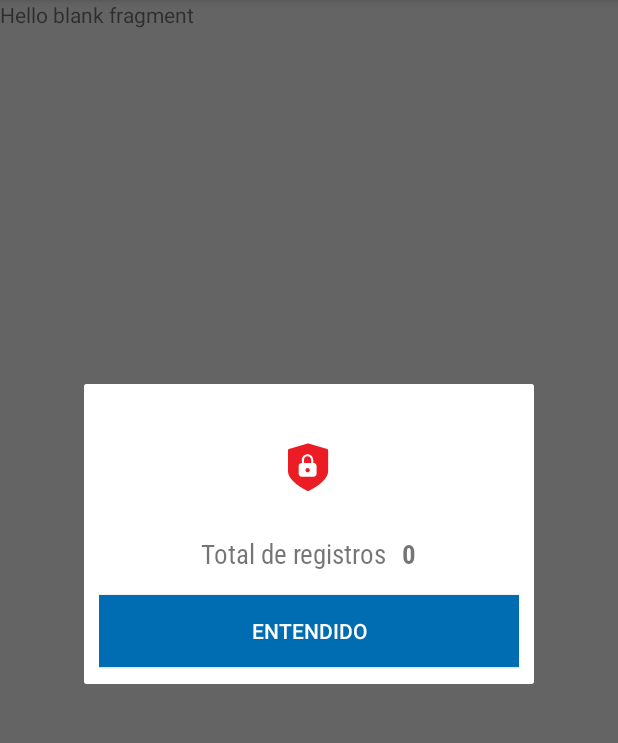
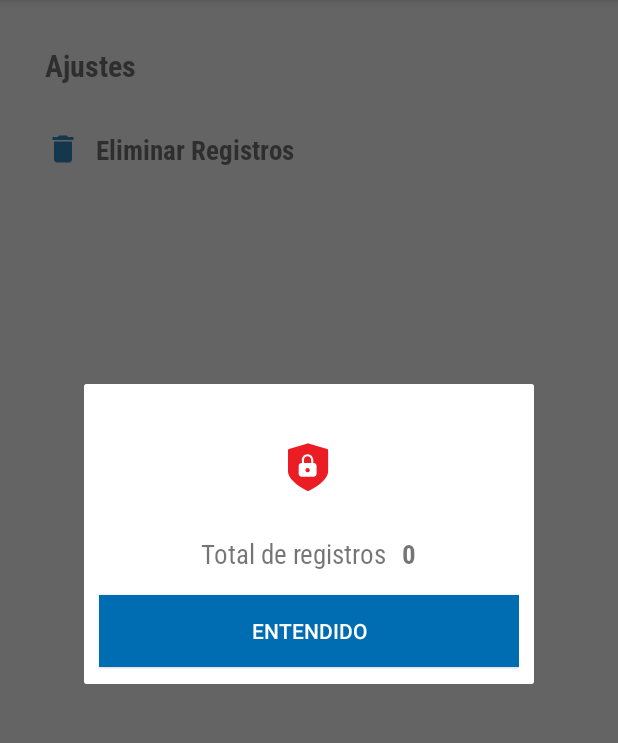
Before and after one commit to danielmoralesqsh/contrase-as_daniel, an Android app: the screen it shows after launch (MainActivity), in the side drawer, after a tap on "Ajustes", on a phone screen of 412 x 824 dp, the part 84-827 px from its top. Run offline under Robolectric (Android 15) with nearby library versions, the light colour scheme and no system bars.

Commit message:
Eliminar todo

```diff
--- a/app/src/main/java/com/daniel/vaulcontraseas/BaseDeDatos/BDHelper.java
+++ b/app/src/main/java/com/daniel/vaulcontraseas/BaseDeDatos/BDHelper.java
@@ -154,4 +154,10 @@
         db.close();
     }
 
+    public void Eliminar_todos_registros(){
+        SQLiteDatabase db = this.getWritableDatabase();
+        db.execSQL("DELETE FROM " + Constants.TABLE_NAME);
+        db.close();
+    }
+
 }
--- a/app/src/main/java/com/daniel/vaulcontraseas/Fragmentos/F_Ajustes.java
+++ b/app/src/main/java/com/daniel/vaulcontraseas/Fragmentos/F_Ajustes.java
@@ -1,5 +1,7 @@
 package com.daniel.vaulcontraseas.Fragmentos;
 
+import android.app.Dialog;
+import android.content.Intent;
 import android.os.Bundle;
 
 import androidx.fragment.app.Fragment;
@@ -7,60 +9,66 @@
 import android.view.LayoutInflater;
 import android.view.View;
 import android.view.ViewGroup;
+import android.widget.Button;
+import android.widget.TextView;
+import android.widget.Toast;
 
+import com.daniel.vaulcontraseas.BaseDeDatos.BDHelper;
+import com.daniel.vaulcontraseas.MainActivity;
 import com.daniel.vaulcontraseas.R;
 
-/**
- * A simple {@link Fragment} subclass.
- * Use the {@link F_Ajustes#newInstance} factory method to
- * create an instance of this fragment.
- */
 public class F_Ajustes extends Fragment {
 
-    // TODO: Rename parameter arguments, choose names that match
-    // the fragment initialization parameters, e.g. ARG_ITEM_NUMBER
-    private static final String ARG_PARAM1 = "param1";
-    private static final String ARG_PARAM2 = "param2";
-
-    // TODO: Rename and change types of parameters
-    private String mParam1;
-    private String mParam2;
-
-    public F_Ajustes() {
-        // Required empty public constructor
-    }
-
-    /**
-     * Use this factory method to create a new instance of
-     * this fragment using the provided parameters.
-     *
-     * @param param1 Parameter 1.
-     * @param param2 Parameter 2.
-     * @return A new instance of fragment F_Ajustes.
-     */
-    // TODO: Rename and change types and number of parameters
-    public static F_Ajustes newInstance(String param1, String param2) {
-        F_Ajustes fragment = new F_Ajustes();
-        Bundle args = new Bundle();
-        args.putString(ARG_PARAM1, param1);
-        args.putString(ARG_PARAM2, param2);
-        fragment.setArguments(args);
-        return fragment;
-    }
-
-    @Override
-    public void onCreate(Bundle savedInstanceState) {
-        super.onCreate(savedInstanceState);
-        if (getArguments() != null) {
-            mParam1 = getArguments().getString(ARG_PARAM1);
-            mParam2 = getArguments().getString(ARG_PARAM2);
-        }
-    }
+    TextView Elimimnar_todos_registros;
+    Dialog dialog;
+    BDHelper bdHelper;
 
     @Override
     public View onCreateView(LayoutInflater inflater, ViewGroup container,
                              Bundle savedInstanceState) {
-        // Inflate the layout for this fragment
-        return inflater.inflate(R.layout.fragment_f__ajustes, container, false);
+        View view = inflater.inflate(R.layout.fragment_f__ajustes, container, false);
+
+        Elimimnar_todos_registros = view.findViewById(R.id.Elimimnar_todos_registros);
+        dialog = new Dialog(getActivity());
+        bdHelper = new BDHelper(getActivity());
+
+        Elimimnar_todos_registros.setOnClickListener(new View.OnClickListener() {
+            @Override
+            public void onClick(View v) {
+                dialogo_eliminar_registros();
+            }
+        });
+
+        return view;
+    }
+
+    private void dialogo_eliminar_registros() {
+
+        Button Btn_Si, Btn_No;
+
+        dialog.setContentView(R.layout.cuadro_dialogo_eliminar_registros);
+
+        Btn_Si = dialog.findViewById(R.id.Btn_Si);
+        Btn_No = dialog.findViewById(R.id.Btn_No);
+
+        Btn_Si.setOnClickListener(new View.OnClickListener() {
+            @Override
+            public void onClick(View v) {
+                bdHelper.Eliminar_todos_registros();
+                startActivity(new Intent(getActivity(), MainActivity.class));
+                Toast.makeText(getActivity(), "Registros eliminados", Toast.LENGTH_SHORT).show();
+                dialog.dismiss();
+            }
+        });
+
+        Btn_No.setOnClickListener(new View.OnClickListener() {
+            @Override
+            public void onClick(View v) {
+                Toast.makeText(getActivity(), "Cancelar", Toast.LENGTH_SHORT).show();
+                dialog.dismiss();
+            }
+        });
+        dialog.show();
+        dialog.setCancelable(false);
     }
 }
--- /dev/null
+++ b/app/src/main/res/drawable-anydpi/icono_elimnar_registros.xml
@@ -0,0 +1,11 @@
+<vector xmlns:android="http://schemas.android.com/apk/res/android"
+    android:width="24dp"
+    android:height="24dp"
+    android:viewportWidth="24"
+    android:viewportHeight="24"
+    android:tint="#006db3"
+    android:alpha="0.8">
+  <path
+      android:fillColor="@android:color/white"
+      android:pathData="M6,19c0,1.1 0.9,2 2,2h8c1.1,0 2,-0.9 2,-2V7H6v12zM19,4h-3.5l-1,-1h-5l-1,1H5v2h14V4z"/>
+</vector>
--- a/app/src/main/res/layout/fragment_f__ajustes.xml
+++ b/app/src/main/res/layout/fragment_f__ajustes.xml
@@ -1,14 +1,42 @@
 <?xml version="1.0" encoding="utf-8"?>
-<FrameLayout xmlns:android="http://schemas.android.com/apk/res/android"
+<RelativeLayout xmlns:android="http://schemas.android.com/apk/res/android"
     xmlns:tools="http://schemas.android.com/tools"
     android:layout_width="match_parent"
     android:layout_height="match_parent"
+    xmlns:app="http://schemas.android.com/apk/res-auto"
     tools:context=".Fragmentos.F_Ajustes">
 
-    <!-- TODO: Update blank fragment layout -->
-    <TextView
+    <androidx.appcompat.widget.LinearLayoutCompat
         android:layout_width="match_parent"
-        android:layout_height="match_parent"
-        android:text="@string/hello_blank_fragment" />
+        android:layout_height="wrap_content"
+        android:orientation="vertical">
 
-</FrameLayout>
+        <TextView
+            android:layout_width="wrap_content"
+            android:layout_height="wrap_content"
+            android:text="@string/Txt_Ajustes"
+            android:fontFamily="@font/robotocondensed_bold"
+            android:padding="10dp"
+            android:textSize="20sp"
+            android:layout_marginStart="20dp"
+            android:layout_marginTop="20dp"/>
+
+        <TextView
+            android:id="@+id/Elimimnar_todos_registros"
+            android:layout_width="wrap_content"
+            android:layout_height="wrap_content"
+            android:text="@string/Elimimnar_todos_registros"
+            android:fontFamily="@font/robotocondensed_bold"
+            android:padding="10dp"
+            android:layout_marginTop="10dp"
+            android:layout_marginStart="20dp"
+            android:textSize="18sp"
+            app:drawableStartCompat="@drawable/icono_elimnar_registros"
+            android:drawablePadding="10dp"
+            android:clickable="true"
+            android:focusable="true"
+            android:foreground="?android:attr/selectableItemBackground"/>
+
+    </androidx.appcompat.widget.LinearLayoutCompat>
+
+</RelativeLayout>
--- a/app/src/main/res/values/strings.xml
+++ b/app/src/main/res/values/strings.xml
@@ -71,6 +71,15 @@
     <string name="Btn_Titulo_asc">A-Z</string>
     <string name="Btn_Titulo_desc">Z-A</string>
 
+    <!--Cuadro de dialogo ordenar Registros-->
+    <string name="Txt_Ajustes">Ajustes</string>
+    <string name="Elimimnar_todos_registros">Eliminar Registros</string>
+
+    <!--Cuadro dialogo mensaje-->
+    <string name="Pregunta_txt">¿Eliminar registros?</string>
+    <string name="Btn_Si">Si</string>
+    <string name="Btn_No">No</string>
+
 
     <!-- TODO: Remove or change this placeholder text -->
     <string name="hello_blank_fragment">Hello blank fragment</string>
```
Also changed, not shown: app/src/main/assets/animacion_eliminar.json (added, +1 -0 lines), app/src/main/res/layout/cuadro_dialogo_eliminar_registros.xml (added, +44 -0 lines), app/src/main/res/drawable-hdpi/icono_elimnar_registros.png (added), app/src/main/res/drawable-mdpi/icono_elimnar_registros.png (added), app/src/main/res/drawable-xhdpi/icono_elimnar_registros.png (added), app/src/main/res/drawable-xxhdpi/icono_elimnar_registros.png (added).
